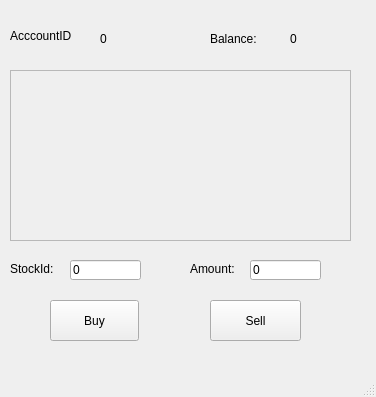
The window that View/accountview.ui (JakobHallin/metodikProjekt) describes before a commit, drawn with Qt 5.
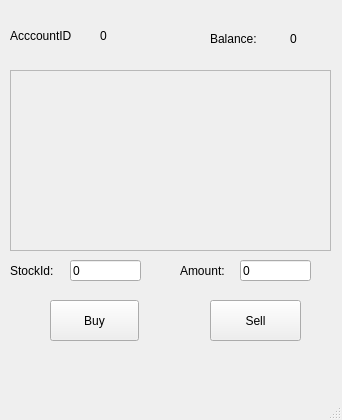
The same window after the commit.

```diff
--- a/View/accountview.ui
+++ b/View/accountview.ui
@@ -6,8 +6,8 @@
    <rect>
     <x>0</x>
     <y>0</y>
-    <width>376</width>
-    <height>397</height>
+    <width>342</width>
+    <height>420</height>
    </rect>
   </property>
   <property name="windowTitle">
@@ -19,7 +19,7 @@
      <rect>
       <x>10</x>
       <y>20</y>
-      <width>111</width>
+      <width>81</width>
       <height>31</height>
      </rect>
     </property>
@@ -45,8 +45,8 @@
      <rect>
       <x>10</x>
       <y>70</y>
-      <width>341</width>
-      <height>171</height>
+      <width>321</width>
+      <height>181</height>
      </rect>
     </property>
     <property name="widgetResizable">
@@ -57,8 +57,8 @@
       <rect>
        <x>0</x>
        <y>0</y>
-       <width>339</width>
-       <height>169</height>
+       <width>319</width>
+       <height>179</height>
       </rect>
      </property>
     </widget>
@@ -95,7 +95,7 @@
       <x>70</x>
       <y>260</y>
       <width>71</width>
-      <height>20</height>
+      <height>21</height>
      </rect>
     </property>
     <property name="text">
@@ -105,10 +105,10 @@
    <widget class="QLineEdit" name="lineEdidAmount">
     <property name="geometry">
      <rect>
-      <x>250</x>
+      <x>240</x>
       <y>260</y>
       <width>71</width>
-      <height>20</height>
+      <height>21</height>
      </rect>
     </property>
     <property name="text">
@@ -119,9 +119,9 @@
     <property name="geometry">
      <rect>
       <x>100</x>
-      <y>30</y>
+      <y>20</y>
       <width>51</width>
-      <height>17</height>
+      <height>31</height>
      </rect>
     </property>
     <property name="text">
@@ -144,10 +144,10 @@
    <widget class="QLabel" name="label_3">
     <property name="geometry">
      <rect>
-      <x>190</x>
+      <x>180</x>
       <y>260</y>
-      <width>67</width>
-      <height>17</height>
+      <width>61</width>
+      <height>21</height>
      </rect>
     </property>
     <property name="text">
@@ -159,8 +159,8 @@
      <rect>
       <x>10</x>
       <y>260</y>
-      <width>67</width>
-      <height>17</height>
+      <width>61</width>
+      <height>21</height>
      </rect>
     </property>
     <property name="text">
```
Left out of the diff: 2 changed lines with no effect on the pictures.
